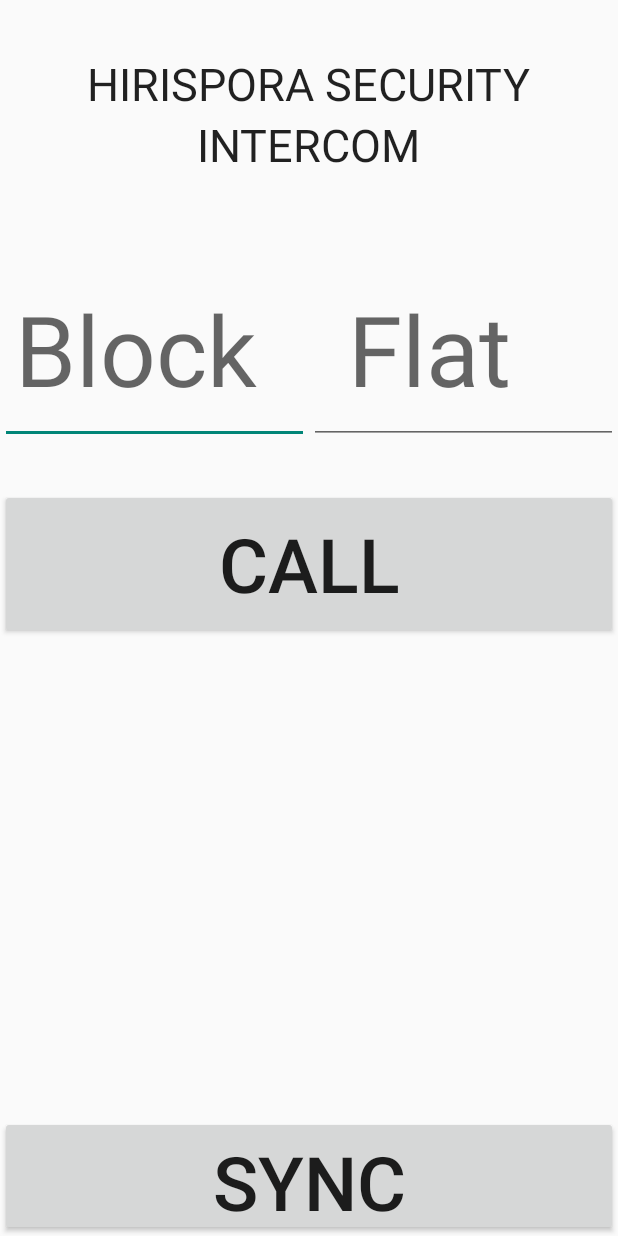
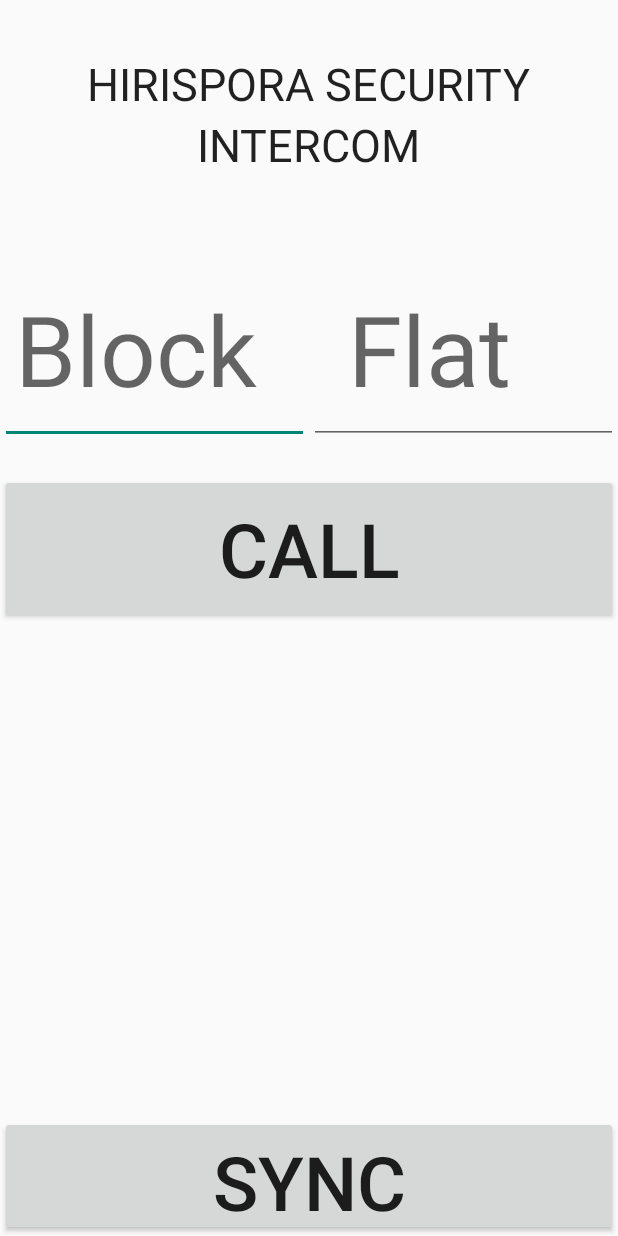
Before and after one commit to varunpatro/hrs-phone-map, an Android app: the screen it shows after launch (MainActivity), on a phone screen of 412 x 824 dp. Run offline under Robolectric (Android 15) with nearby library versions, the phone set to English and light mode, and no system bars; our stand-ins replace Volley.

Commit message:
Fixed padding for display textview.

```diff
--- a/app/src/main/res/layout/activity_main.xml
+++ b/app/src/main/res/layout/activity_main.xml
@@ -83,7 +83,7 @@
         android:text="CALL"
         android:layout_weight="0.19"
         android:layout_gravity="center_horizontal"
-        android:layout_marginTop="30dp"
+        android:layout_marginTop="20dp"
         android:height="100dp"
         android:textSize="50dp"
         android:layout_below="@+id/block"
@@ -115,7 +115,8 @@
         android:layout_centerHorizontal="true"
         android:layout_alignParentEnd="false"
         android:layout_alignParentStart="false"
-        android:padding="15dp" />
+        android:layout_below="@+id/makeCall"
+        android:padding="10dp" />
 
 
 </RelativeLayout>
--- a/app/src/main/res/values/strings.xml
+++ b/app/src/main/res/values/strings.xml
@@ -4,8 +4,7 @@
     <string name="app_name">HRS Phone Map</string>
     <string name="action_settings">Settings</string>
     <string name="make_call">Call</string>
-    <string name="invalid_block">Please enter a valid block number.
-    Block number ranges from 01 to 16.</string>
+    <string name="invalid_block">Please enter a valid block number.</string>
     <string name="invalid_flat">Please enter a valid flat number.</string>
 
 </resources>
```
